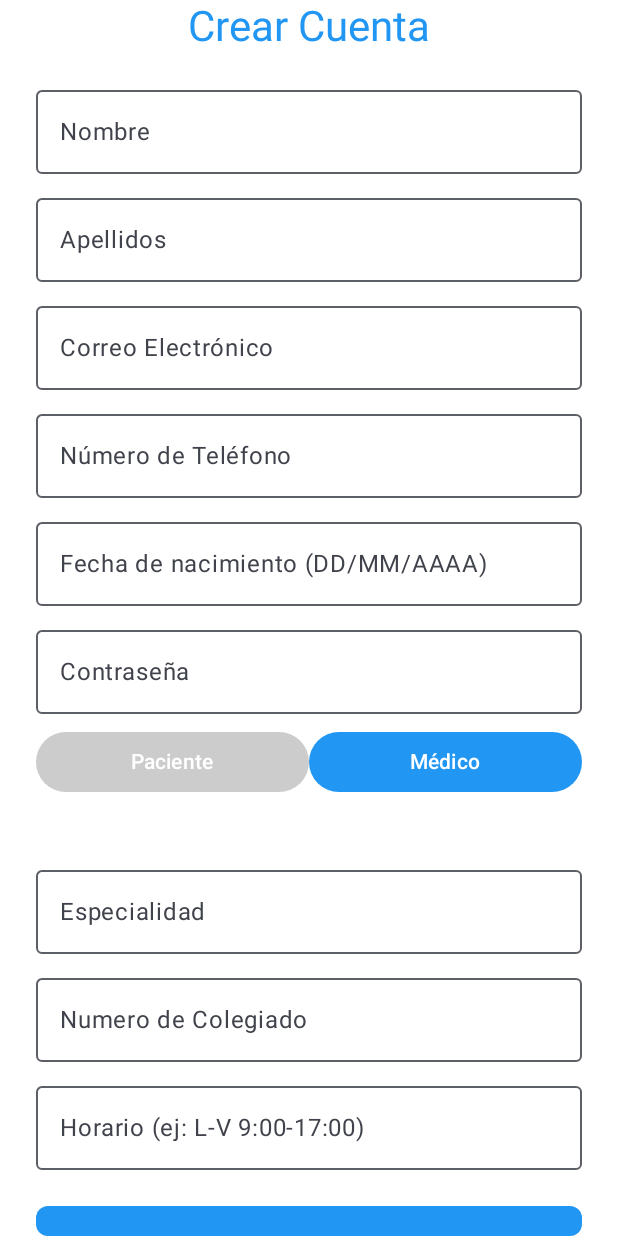
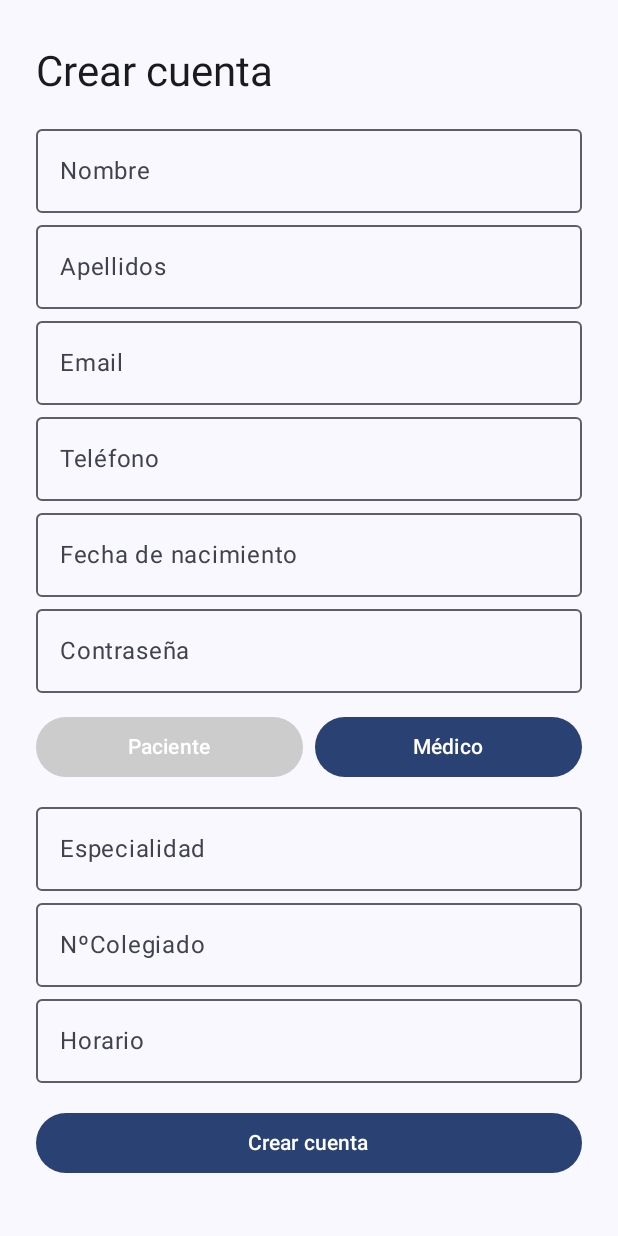
Before and after one commit to acolalc878-tech/TFG---Desarrollo-de-Aplicaciones-Multiplataforma---HealthPoint---Alejandro-Colchero, an Android app built with Jetpack Compose: the RegistrerScreen screen opened through its navigation route, after a tap on "Médico", on a phone screen of 412 x 824 dp. Run offline under Robolectric (Android 15) with nearby library versions, the phone set to English and light mode, and no system bars; our stand-ins replace Firebase (no records; nobody signed in at launch, a user with empty details on screens opened directly).

Commit message:
Commit con correcciones varias

```diff
--- a/app/src/main/java/com/example/healthpoint_tfg_alejandrocolcherodefinitivo/CentroMedico.kt
+++ b/app/src/main/java/com/example/healthpoint_tfg_alejandrocolcherodefinitivo/CentroMedico.kt
@@ -2,8 +2,8 @@ package com.example.healthpoint_tfg_alejandrocolcherodefinitivo
 
 data class CentroMedico(
     val Id_centroMedico: String = "",
-    val nombreCentroMedico: String = "",
-    val direccion: String = "",
+    val nombreCentro: String = "",
+    val dirección: String = "",
     val telefono: String = "",
     val email: String = ""
 )
--- a/app/src/main/java/com/example/healthpoint_tfg_alejandrocolcherodefinitivo/Medico.kt
+++ b/app/src/main/java/com/example/healthpoint_tfg_alejandrocolcherodefinitivo/Medico.kt
@@ -3,10 +3,9 @@ package com.example.healthpoint_tfg_alejandrocolcherodefinitivo
 data class Medico (
     val Id_medico: String = "",
     val nombre: String = "",
-    val edad: String = "",
     val apellidos: String = "",
-    val Id_usuario: String = "", // FK -> Usuario.Id_usuario
-    val Id_centroMedico: String = "", // FK -> CentroMedico.Id_centroMedico
+    val Id_usuario: String = "",
+    val Id_CentroMedico: String = "",
     val especialidad: String = "",
     val numColegiado: String = "",
     val horario: String = ""
--- a/app/src/main/java/com/example/healthpoint_tfg_alejandrocolcherodefinitivo/RegistrerScreen.kt
+++ b/app/src/main/java/com/example/healthpoint_tfg_alejandrocolcherodefinitivo/RegistrerScreen.kt
@@ -18,6 +18,7 @@ import androidx.compose.material3.MaterialTheme
 import androidx.compose.material3.OutlinedTextField
 import androidx.compose.material3.Text
 import androidx.compose.runtime.Composable
+import androidx.compose.runtime.derivedStateOf
 import androidx.compose.runtime.getValue
 import androidx.compose.runtime.mutableStateOf
 import androidx.compose.runtime.remember
@@ -32,215 +33,89 @@ import androidx.lifecycle.viewmodel.compose.viewModel
 @Composable
 fun RegistrerScreen(
     viewModel: RegistrerScreenViewModel = viewModel(),
-    onRegisterSuccess: (userTipo: String) -> Unit = {}
+    onRegisterSuccess: () -> Unit = {}
 ) {
 
-    var role by remember { mutableStateOf("Paciente") }
+    val isLoading by remember { derivedStateOf { viewModel.isLoading.value}}
+    val lastError by remember { derivedStateOf { viewModel.lastError.value}}
 
+
+    // Campos del formulario del login
     var nombre by remember { mutableStateOf("") }
     var apellidos by remember { mutableStateOf("") }
     var edad by remember { mutableStateOf(0) }
     var email by remember { mutableStateOf("") }
     var telefono by remember { mutableStateOf("") }
+    var password by remember { mutableStateOf("") }
     var fechaNacimiento by remember { mutableStateOf("") }
-    var password by remember { mutableStateOf("") }
+    var role by remember { mutableStateOf("Paciente") }
+
 
     // Campos exclusivos del Médico
     var numColegiado by remember { mutableStateOf("") }
     var especialidad by remember { mutableStateOf("") }
     var horario by remember { mutableStateOf("") }
 
-    var errorMessage by remember { mutableStateOf("") }
+    Box(modifier = Modifier.fillMaxSize(), contentAlignment = Alignment.Center) {
+        Column(modifier = Modifier
+            .fillMaxWidth()
+            .padding(24.dp)) {
 
-    Box(
-        modifier = Modifier
-            .fillMaxSize()
-            .background(Color.White)
-            .padding(horizontal = 24.dp),
-        contentAlignment = Alignment.Center
-    ) {
-        Column(horizontalAlignment = Alignment.CenterHorizontally) {
-            Text(
-                text = "Crear Cuenta",
-                style = MaterialTheme.typography.headlineMedium,
-                color = Color(0xFF2196F3)
-            )
+            Text("Crear cuenta", style = MaterialTheme.typography.headlineMedium)
 
-            Spacer(modifier= Modifier.height(16.dp))
+            Spacer(modifier = Modifier.height(12.dp))
 
-            // Campos comunes
-            // Campo para el nombre
-            OutlinedTextField(
-                value = nombre,
-                onValueChange = { nombre = it },
-                label = { Text("Nombre") },
-                modifier = Modifier.fillMaxWidth()
-            )
+            OutlinedTextField(value = nombre, onValueChange = { nombre = it }, label = { Text("Nombre") }, modifier = Modifier.fillMaxWidth())
+            OutlinedTextField(value = apellidos, onValueChange = { apellidos = it }, label = { Text("Apellidos") }, modifier = Modifier.fillMaxWidth())
+            OutlinedTextField(value = email, onValueChange = { email = it }, label = { Text("Email") }, modifier = Modifier.fillMaxWidth())
+            OutlinedTextField(value = telefono, onValueChange = { telefono = it }, label = { Text("Teléfono") }, modifier = Modifier.fillMaxWidth())
+            OutlinedTextField(value = fechaNacimiento, onValueChange = { fechaNacimiento = it }, label = { Text("Fecha de nacimiento") }, modifier = Modifier.fillMaxWidth())
+            OutlinedTextField(value = password, onValueChange = { password = it }, label = { Text("Contraseña") }, modifier = Modifier.fillMaxWidth())
 
-            Spacer(modifier= Modifier.height(8.dp))
+            Spacer(modifier = Modifier.height(12.dp))
 
-            // Campo para los apellidos
-            OutlinedTextField(
-                value = apellidos,
-                onValueChange = { apellidos = it },
-                label = { Text("Apellidos") },
-                modifier = Modifier.fillMaxWidth()
-            )
-
-            Spacer(modifier= Modifier.height(8.dp))
-
-            // Campo para el email
-            OutlinedTextField(
-                value = email,
-                onValueChange = { email = it },
-                label = { Text("Correo Electrónico") },
-                modifier = Modifier.fillMaxWidth()
-            )
-
-            Spacer(modifier= Modifier.height(8.dp))
-
-            // Campo para el telefono
-            OutlinedTextField(
-                value = telefono,
-                onValueChange = { telefono = it },
-                label = { Text("Número de Teléfono") },
-                modifier = Modifier.fillMaxWidth()
-            )
-
-            Spacer(modifier= Modifier.height(8.dp))
-
-            // Campo para la fecha de nacimiento
-            OutlinedTextField(
-                value = fechaNacimiento,
-                onValueChange = { fechaNacimiento = it },
-                label = { Text("Fecha de nacimiento (DD/MM/AAAA)") },
-                modifier = Modifier.fillMaxWidth()
-            )
-
-            Spacer(modifier= Modifier.height(8.dp))
-
-            // Campo para la contraseña
-            OutlinedTextField(
-                value = password,
-                onValueChange = { password = it },
-                label = { Text("Contraseña") },
-                visualTransformation = PasswordVisualTransformation(),
-                modifier = Modifier.fillMaxWidth()
-            )
-
-            Spacer(modifier= Modifier.height(8.dp))
-
-
-            // Seleccion de rol: Botones de rol
-            Row(
-                horizontalArrangement = Arrangement.Center,
-                modifier = Modifier.fillMaxWidth()
-            ) {
-                Button(
-                    onClick = { role = "Paciente" },
-                    colors = ButtonDefaults.buttonColors(
-                        containerColor = if (role == "Paciente") Color(0xFF2196F3) else Color.LightGray
-                    ), modifier = Modifier.weight(1f)
-                ) {
-                    Text("Paciente")
+            Row(modifier = Modifier.fillMaxWidth(), horizontalArrangement = Arrangement.spacedBy(8.dp)) {
+                Button(onClick = { role = "Paciente" }, colors = ButtonDefaults.buttonColors(containerColor = if (role=="Paciente") MaterialTheme.colorScheme.primary else Color.LightGray), modifier = Modifier.weight(1f)) { Text("Paciente") }
+                Button(onClick = { role = "Medico" }, colors = ButtonDefaults.buttonColors(containerColor = if (role=="Medico") MaterialTheme.colorScheme.primary else Color.LightGray), modifier = Modifier.weight(1f)) { Text("Médico") }
             }
 
-                Spacer(modifier= Modifier.height(16.dp))
-
-                Button(
-                    onClick = {role = "Medico"},
-                    colors = ButtonDefaults.buttonColors(
-                        containerColor = if (role == "Medico") Color(0xFF2196F3) else Color.LightGray
-                    ), modifier = Modifier.weight(1f)
-                ) {
-                    Text("Médico")
-                }
+            if (role == "Medico") {
+                Spacer(modifier = Modifier.height(8.dp))
+                OutlinedTextField(value = especialidad, onValueChange = { especialidad = it}, label = { Text("Especialidad")}, modifier = Modifier.fillMaxWidth())
+                OutlinedTextField(value = numColegiado, onValueChange = { numColegiado = it}, label = { Text("NºColegiado")}, modifier = Modifier.fillMaxWidth())
+                OutlinedTextField(value = horario, onValueChange = { horario = it}, label = { Text("Horario")}, modifier = Modifier.fillMaxWidth())
             }
 
-            Spacer(modifier= Modifier.height(24.dp))
+            Spacer(modifier = Modifier.height(16.dp))
 
-            // Campos específicos para los médicos
-            if (role == "Medico") {
-
-                Spacer(Modifier.height(16.dp))
-
-                OutlinedTextField(
-                    value = especialidad,
-                    onValueChange = { especialidad = it },
-                    label = { Text("Especialidad") },
-                    modifier = Modifier.fillMaxWidth()
-                )
-
-                Spacer(Modifier.height(8.dp))
-
-                OutlinedTextField(value = numColegiado,
-                    onValueChange = { numColegiado = it },
-                    label = { Text("Numero de Colegiado") },
-                    modifier = Modifier.fillMaxWidth()
-                    )
-
-                Spacer(Modifier.height(8.dp))
-
-                OutlinedTextField(value = horario,
-                    onValueChange = { horario = it },
-                    label = { Text("Horario (ej: L-V 9:00-17:00)") },
-                    modifier = Modifier.fillMaxWidth()
-                )
-            }
-
-            Spacer(Modifier.height(24.dp))
-
-            // Mensaje de error
-            if (errorMessage.isNotEmpty()) {
-                Text(errorMessage, color = Color.Red)
-                Spacer(modifier= Modifier.height(8.dp))
-            }
-
-            // Boton para crear la cuenta
-            Button(
-                onClick = {
-
-                    // Hacemos una limpieza de los espacios en blanco del email para evitar errores
-                    val limpiarEmail = email.trim()
-
-                    if (limpiarEmail.isBlank() || password.isBlank()) {
-                        errorMessage = "El correo y la contraseña son obligatorios"
-                        return@Button
-                    }
-
+            Button(onClick = {
                 viewModel.registerUser(
                     nombre = nombre,
                     apellidos = apellidos,
+                    edad = edad,
                     email = email,
                     telefono = telefono,
                     password = password,
                     role = role,
                     fechaNacimiento = fechaNacimiento,
-
-                        // Parametros de medico
                     especialidad = especialidad,
                     numColegiado = numColegiado,
                     horario = horario,
-                        edad = edad,
-
-                        onSuccess = { onRegisterSuccess(role) },
-                        onError = { errorMessage = it }
+                    onSuccess = {
+                        onRegisterSuccess()
+                    },
+                    onError = { msg ->
+                    }
                 )
-                },
-                modifier = Modifier
-                    .fillMaxWidth()
-                    .height(48.dp),
-                shape = RoundedCornerShape(8.dp),
-                colors = ButtonDefaults.buttonColors(containerColor = Color(0xFF2196F3))
-            ) {
-                Text("Registrate", color = Color.White)
+            }, modifier = Modifier.fillMaxWidth(), enabled = !isLoading) {
+                Text(if (!isLoading) "Crear cuenta" else "Creando cuenta...")
             }
 
-            // Circulo de carga
-            if(viewModel.isLoading.value) {
-                Spacer(modifier = Modifier.height(16.dp))
+            Spacer(modifier = Modifier.height(8.dp))
+            if (isLoading) {
                 CircularProgressIndicator()
+            }
+            lastError?.let { Text(it, color = Color.Red) }
         }
     }
 }
-}
--- a/app/src/main/java/com/example/healthpoint_tfg_alejandrocolcherodefinitivo/Usuario.kt
+++ b/app/src/main/java/com/example/healthpoint_tfg_alejandrocolcherodefinitivo/Usuario.kt
@@ -8,6 +8,6 @@ data class Usuario(
     val email: String = "",
     val telefono: String = "",
     val contraseña: String = "",
-    val rol: String = "", // Paciente o Medico
+    val rol: String = "", // "Paciente" o "Medico"
     val fechaNacimiento: String = ""
 )
```
Also changed, not shown: app/src/main/java/com/example/healthpoint_tfg_alejandrocolcherodefinitivo/AppNavigation.kt (+5 -21 lines), app/src/main/java/com/example/healthpoint_tfg_alejandrocolcherodefinitivo/CitasPacienteViewModel.kt (+11 -19 lines), app/src/main/java/com/example/healthpoint_tfg_alejandrocolcherodefinitivo/LoginScreen.kt (+29 -4 lines), app/src/main/java/com/example/healthpoint_tfg_alejandrocolcherodefinitivo/LoginScreenViewModel.kt (+26 -19 lines), app/src/main/java/com/example/healthpoint_tfg_alejandrocolcherodefinitivo/PerfilViewModel.kt (added, +53 -0 lines), app/src/main/java/com/example/healthpoint_tfg_alejandrocolcherodefinitivo/RegistrerScreenViewModel.kt (+44 -106 lines), app/src/main/java/com/example/healthpoint_tfg_alejandrocolcherodefinitivo/TratamientosPacienteModel.kt (deleted, +0 -24 lines), app/src/main/java/com/example/healthpoint_tfg_alejandrocolcherodefinitivo/TratamientosPacienteViewModel.kt (added, +59 -0 lines). Lines whose indentation alone changed are shown as unchanged.
